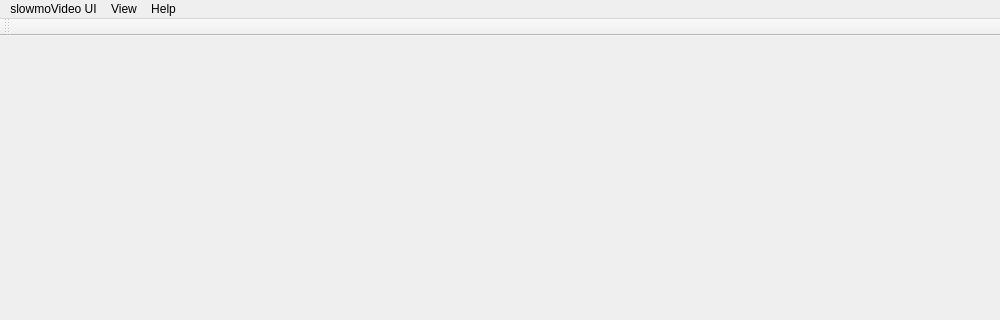
Old version of the form slowmoVideo/slowmoUI/mainwindow.ui in the repository slowmoVideo/slowmoVideo; both pictures show x 0 to 1000 and y 0 to 320 of the 1000 by 700 pixel window.
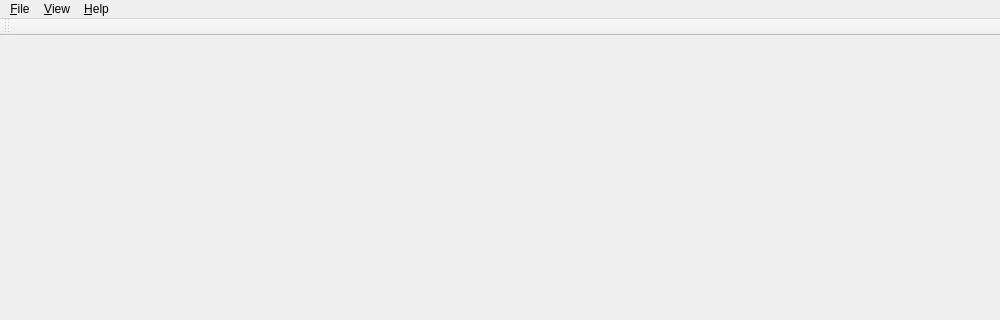
New version of the form.

Commit message: Slowmo UI * Shortcut keys added for the menus, first menu title renamed to «File» * Number for segment's custom replay speed is now remembered

Diff of the .ui file:
```diff
--- a/slowmoVideo/slowmoUI/mainwindow.ui
+++ b/slowmoVideo/slowmoUI/mainwindow.ui
@@ -20,12 +20,12 @@
      <x>0</x>
      <y>0</y>
      <width>1000</width>
-     <height>22</height>
+     <height>21</height>
     </rect>
    </property>
    <widget class="QMenu" name="menuSlowmoVideo_UI">
     <property name="title">
-     <string>slowmoVideo UI</string>
+     <string>&amp;File</string>
     </property>
     <addaction name="actionNew"/>
     <addaction name="actionOpen"/>
@@ -43,14 +43,14 @@
    </widget>
    <widget class="QMenu" name="menuHelp">
     <property name="title">
-     <string>Help</string>
+     <string>&amp;Help</string>
     </property>
     <addaction name="actionAbout"/>
     <addaction name="actionShortcuts"/>
    </widget>
    <widget class="QMenu" name="menuView">
     <property name="title">
-     <string>View</string>
+     <string>&amp;View</string>
     </property>
    </widget>
    <addaction name="menuSlowmoVideo_UI"/>
```
Left out of the diff: 20 changed lines with no effect on the pictures. The commit also changes 6 other files.
